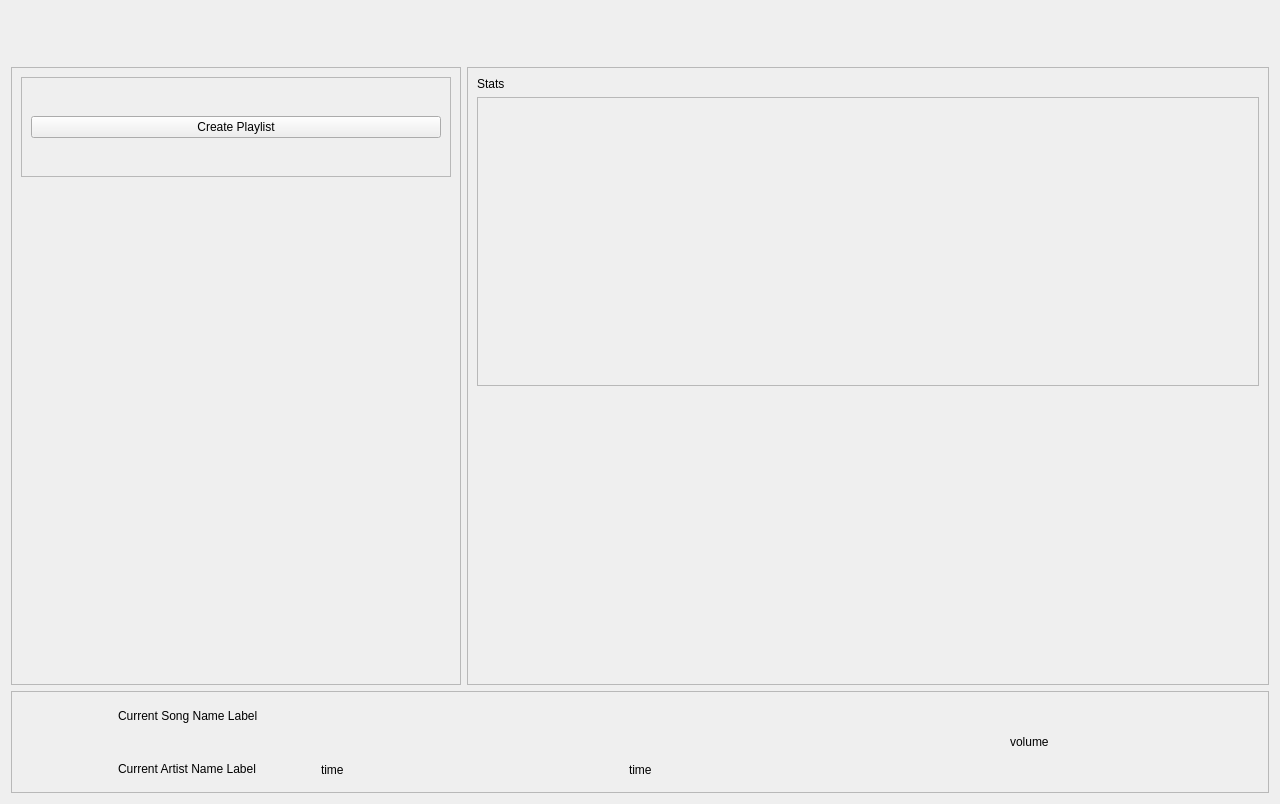
First picture: the form in SoundDrive/main.ui, repository Nmstr/SoundDrive, before the edit.
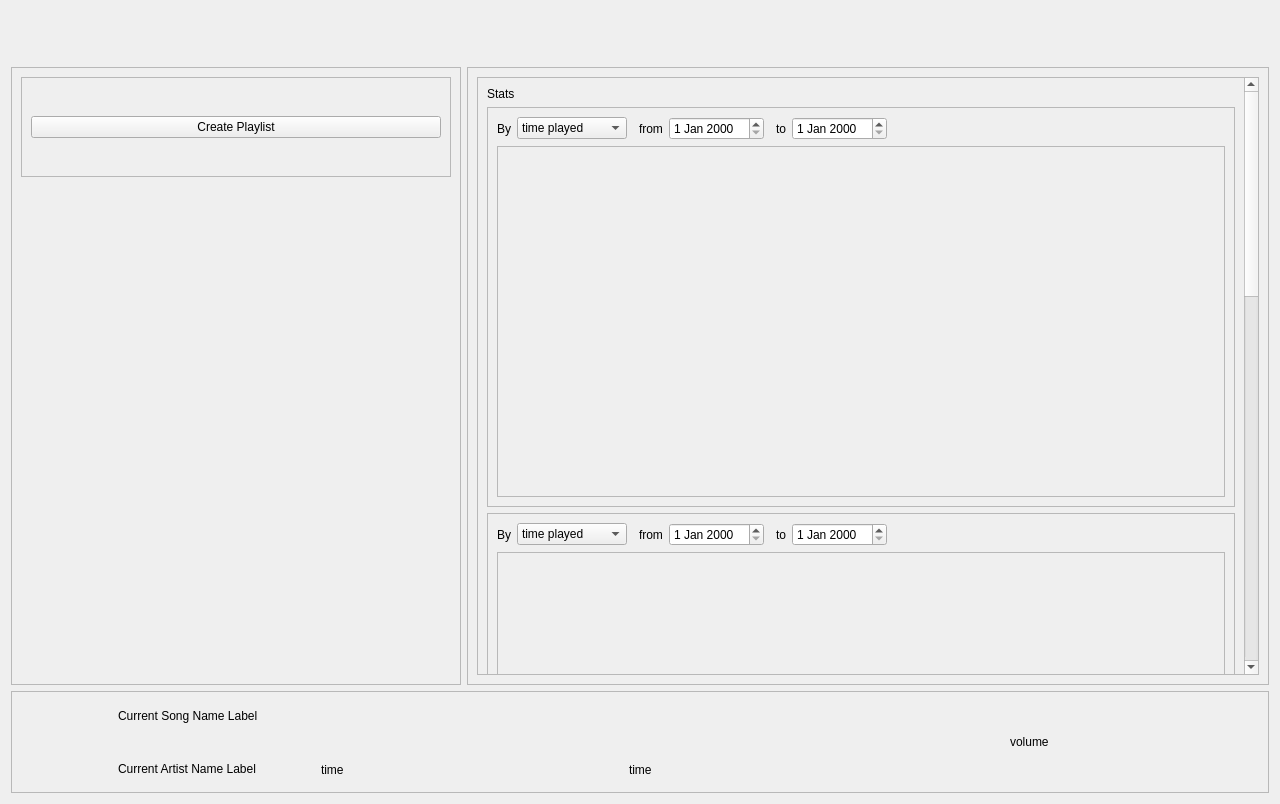
Second picture: the form after the edit.

Commit message: added draft for stats

What changed in the file:
```diff
--- a/SoundDrive/main.ui
+++ b/SoundDrive/main.ui
@@ -588,42 +588,454 @@
      <widget class="QWidget" name="stats_page">
       <layout class="QVBoxLayout" name="verticalLayout_2">
        <item>
-        <widget class="QLabel" name="label_2">
-         <property name="text">
-          <string>Stats</string>
+        <widget class="QScrollArea" name="stats_scroll">
+         <property name="widgetResizable">
+          <bool>true</bool>
          </property>
+         <widget class="QWidget" name="stats_scroll_content">
+          <property name="geometry">
+           <rect>
+            <x>0</x>
+            <y>-764</y>
+            <width>770</width>
+            <height>1666</height>
+           </rect>
+          </property>
+          <property name="sizePolicy">
+           <sizepolicy hsizetype="Expanding" vsizetype="Expanding">
+            <horstretch>0</horstretch>
+            <verstretch>0</verstretch>
+           </sizepolicy>
+          </property>
+          <layout class="QVBoxLayout" name="verticalLayout_17">
+           <item>
+            <widget class="QLabel" name="label_2">
+             <property name="text">
+              <string>Stats</string>
+             </property>
+            </widget>
+           </item>
+           <item>
+            <widget class="QFrame" name="played_songs">
+             <property name="sizePolicy">
+              <sizepolicy hsizetype="Preferred" vsizetype="Expanding">
+               <horstretch>0</horstretch>
+               <verstretch>0</verstretch>
+              </sizepolicy>
+             </property>
+             <property name="minimumSize">
+              <size>
+               <width>500</width>
+               <height>400</height>
+              </size>
+             </property>
+             <property name="frameShape">
+              <enum>QFrame::Shape::StyledPanel</enum>
+             </property>
+             <property name="frameShadow">
+              <enum>QFrame::Shadow::Raised</enum>
+             </property>
+             <layout class="QGridLayout" name="gridLayout_11">
+              <item row="0" column="0">
+               <widget class="QLabel" name="by_label_1">
+                <property name="text">
+                 <string>By</string>
+                </property>
+               </widget>
+              </item>
+              <item row="0" column="6">
+               <widget class="QLabel" name="to_label_1">
+                <property name="text">
+                 <string>to</string>
+                </property>
+               </widget>
+              </item>
+              <item row="0" column="7">
+               <widget class="QDateEdit" name="played_songs_end"/>
+              </item>
+              <item row="0" column="3">
+               <widget class="QLabel" name="from_label_1">
+                <property name="text">
+                 <string>from</string>
+                </property>
+               </widget>
+              </item>
+              <item row="0" column="4">
+               <widget class="QDateEdit" name="played_songs_start"/>
+              </item>
+              <item row="0" column="1">
+               <widget class="QComboBox" name="played_songs_combo">
+                <property name="minimumSize">
+                 <size>
+                  <width>110</width>
+                  <height>0</height>
+                 </size>
+                </property>
+                <item>
+                 <property name="text">
+                  <string>time played</string>
+                 </property>
+                </item>
+                <item>
+                 <property name="text">
+                  <string>times played</string>
+                 </property>
+                </item>
+               </widget>
+              </item>
+              <item row="0" column="8">
+               <spacer name="horizontalSpacer_4">
+                <property name="orientation">
+                 <enum>Qt::Orientation::Horizontal</enum>
+                </property>
+                <property name="sizeHint" stdset="0">
+                 <size>
+                  <width>334</width>
+                  <height>17</height>
+                 </size>
+                </property>
+               </spacer>
+              </item>
+              <item row="1" column="0" colspan="9">
+               <widget class="QFrame" name="played_songs_container">
+                <property name="sizePolicy">
+                 <sizepolicy hsizetype="Preferred" vsizetype="Preferred">
+                  <horstretch>0</horstretch>
+                  <verstretch>0</verstretch>
+                 </sizepolicy>
+                </property>
+                <property name="frameShape">
+                 <enum>QFrame::Shape::StyledPanel</enum>
+                </property>
+                <property name="frameShadow">
+                 <enum>QFrame::Shadow::Raised</enum>
+                </property>
+                <layout class="QVBoxLayout" name="verticalLayout_13"/>
+               </widget>
+              </item>
+             </layout>
+            </widget>
+           </item>
+           <item>
+            <widget class="QFrame" name="played_artists">
+             <property name="sizePolicy">
+              <sizepolicy hsizetype="Preferred" vsizetype="Expanding">
+               <horstretch>0</horstretch>
+               <verstretch>0</verstretch>
+              </sizepolicy>
+             </property>
+             <property name="minimumSize">
+              <size>
+               <width>500</width>
+               <height>400</height>
+              </size>
+             </property>
+             <property name="frameShape">
+              <enum>QFrame::Shape::StyledPanel</enum>
+             </property>
+             <property name="frameShadow">
+              <enum>QFrame::Shadow::Raised</enum>
+             </property>
+             <layout class="QGridLayout" name="gridLayout_12">
+              <item row="0" column="0">
+               <widget class="QLabel" name="by_label_2">
+                <property name="text">
+                 <string>By</string>
+                </property>
+               </widget>
+              </item>
+              <item row="0" column="6">
+               <widget class="QLabel" name="to_label_2">
+                <property name="text">
+                 <string>to</string>
+                </property>
+               </widget>
+              </item>
+              <item row="0" column="7">
+               <widget class="QDateEdit" name="played_artists_end_2"/>
+              </item>
+              <item row="0" column="3">
+               <widget class="QLabel" name="from_label_2">
+                <property name="text">
+                 <string>from</string>
+                </property>
+               </widget>
+              </item>
+              <item row="0" column="4">
+               <widget class="QDateEdit" name="played_artists_start"/>
+              </item>
+              <item row="0" column="1">
+               <widget class="QComboBox" name="played_artists_combo">
+                <property name="minimumSize">
+                 <size>
+                  <width>110</width>
+                  <height>0</height>
+                 </size>
+                </property>
+                <item>
+                 <property name="text">
+                  <string>time played</string>
+                 </property>
+                </item>
+                <item>
+                 <property name="text">
+                  <string>times played</string>
+                 </property>
+                </item>
+               </widget>
+              </item>
+              <item row="0" column="8">
+               <spacer name="horizontalSpacer_5">
+                <property name="orientation">
+                 <enum>Qt::Orientation::Horizontal</enum>
+                </property>
+                <property name="sizeHint" stdset="0">
+                 <size>
+                  <width>334</width>
+                  <height>17</height>
+                 </size>
+                </property>
+               </spacer>
+              </item>
+              <item row="1" column="0" colspan="9">
+               <widget class="QFrame" name="played_artists_container">
+                <property name="sizePolicy">
+                 <sizepolicy hsizetype="Preferred" vsizetype="Preferred">
+                  <horstretch>0</horstretch>
+                  <verstretch>0</verstretch>
+                 </sizepolicy>
+                </property>
+                <property name="frameShape">
+                 <enum>QFrame::Shape::StyledPanel</enum>
+                </property>
+                <property name="frameShadow">
+                 <enum>QFrame::Shadow::Raised</enum>
+                </property>
+                <layout class="QVBoxLayout" name="verticalLayout_14"/>
+               </widget>
+              </item>
+             </layout>
+            </widget>
+           </item>
+           <item>
+            <widget class="QFrame" name="occurrence">
+             <property name="sizePolicy">
+              <sizepolicy hsizetype="Preferred" vsizetype="Expanding">
+               <horstretch>0</horstretch>
+               <verstretch>0</verstretch>
+              </sizepolicy>
+             </property>
+             <property name="minimumSize">
+              <size>
+               <width>500</width>
+               <height>400</height>
+              </size>
+             </property>
+             <property name="frameShape">
+              <enum>QFrame::Shape::StyledPanel</enum>
+             </property>
+             <property name="frameShadow">
+              <enum>QFrame::Shadow::Raised</enum>
+             </property>
+             <layout class="QGridLayout" name="gridLayout_13">
+              <item row="0" column="0">
+               <widget class="QLabel" name="by_label_3">
+                <property name="text">
+                 <string>By</string>
+                </property>
+               </widget>
+              </item>
+              <item row="0" column="6">
+               <widget class="QLabel" name="to_label_3">
+                <property name="text">
+                 <string>to</string>
+                </property>
+               </widget>
+              </item>
+              <item row="0" column="7">
+               <widget class="QDateEdit" name="occurrence_end"/>
+              </item>
+              <item row="0" column="3">
+               <widget class="QLabel" name="from_label_3">
+                <property name="text">
+                 <string>from</string>
+                </property>
+               </widget>
+              </item>
+              <item row="0" column="4">
+               <widget class="QDateEdit" name="occurrence_start"/>
+              </item>
+              <item row="0" column="1">
+               <widget class="QComboBox" name="occurrence_combo">
+                <property name="minimumSize">
+                 <size>
+                  <width>110</width>
+                  <height>0</height>
+                 </size>
+                </property>
+                <item>
+                 <property name="text">
+                  <string>time played</string>
+                 </property>
+                </item>
+                <item>
+                 <property name="text">
+                  <string>times played</string>
+                 </property>
+                </item>
+               </widget>
+              </item>
+              <item row="0" column="8">
+               <spacer name="horizontalSpacer_6">
+                <property name="orientation">
+                 <enum>Qt::Orientation::Horizontal</enum>
+                </property>
+                <property name="sizeHint" stdset="0">
+                 <size>
+                  <width>334</width>
+                  <height>17</height>
+                 </size>
+                </property>
+               </spacer>
+              </item>
+              <item row="1" column="0" colspan="9">
+               <widget class="QFrame" name="occurrence_container">
+                <property name="sizePolicy">
+                 <sizepolicy hsizetype="Preferred" vsizetype="Preferred">
+                  <horstretch>0</horstretch>
+                  <verstretch>0</verstretch>
+                 </sizepolicy>
+                </property>
+                <property name="frameShape">
+                 <enum>QFrame::Shape::StyledPanel</enum>
+                </property>
+                <property name="frameShadow">
+                 <enum>QFrame::Shadow::Raised</enum>
+                </property>
+                <layout class="QVBoxLayout" name="verticalLayout_15"/>
+               </widget>
+              </item>
+             </layout>
+            </widget>
+           </item>
+           <item>
+            <widget class="QFrame" name="usage_times">
+             <property name="sizePolicy">
+              <sizepolicy hsizetype="Preferred" vsizetype="Expanding">
+               <horstretch>0</horstretch>
+               <verstretch>0</verstretch>
+              </sizepolicy>
+             </property>
+             <property name="minimumSize">
+              <size>
+               <width>500</width>
+               <height>400</height>
+              </size>
+             </property>
+             <property name="frameShape">
+              <enum>QFrame::Shape::StyledPanel</enum>
+             </property>
+             <property name="frameShadow">
+              <enum>QFrame::Shadow::Raised</enum>
+             </property>
+             <layout class="QGridLayout" name="gridLayout_14">
+              <item row="0" column="0">
+               <widget class="QLabel" name="by_label_4">
+                <property name="text">
+                 <string>By</string>
+                </property>
+               </widget>
+              </item>
+              <item row="0" column="6">
+               <widget class="QLabel" name="to_label_4">
+                <property name="text">
+                 <string>to</string>
+                </property>
+               </widget>
+              </item>
+              <item row="0" column="7">
+               <widget class="QDateEdit" name="usage_times_end"/>
+              </item>
+              <item row="0" column="3">
+               <widget class="QLabel" name="from_label_4">
+                <property name="text">
+                 <string>from</string>
+                </property>
+               </widget>
+              </item>
+              <item row="0" column="4">
+               <widget class="QDateEdit" name="usage_times_start"/>
+              </item>
+              <item row="0" column="1">
+               <widget class="QComboBox" name="usage_times_combo">
+                <property name="minimumSize">
+                 <size>
+                  <width>110</width>
+                  <height>0</height>
+                 </size>
+                </property>
+                <item>
+                 <property name="text">
+                  <string>time played</string>
+                 </property>
+                </item>
+                <item>
+                 <property name="text">
+                  <string>times played</string>
+                 </property>
+                </item>
+               </widget>
+              </item>
+              <item row="0" column="8">
+               <spacer name="horizontalSpacer_7">
+                <property name="orientation">
+                 <enum>Qt::Orientation::Horizontal</enum>
+                </property>
+                <property name="sizeHint" stdset="0">
+                 <size>
+                  <width>334</width>
+                  <height>17</height>
+                 </size>
+                </property>
+               </spacer>
+              </item>
+              <item row="1" column="0" colspan="9">
+               <widget class="QFrame" name="usage_times_container">
+                <property name="sizePolicy">
+                 <sizepolicy hsizetype="Preferred" vsizetype="Preferred">
+                  <horstretch>0</horstretch>
+                  <verstretch>0</verstretch>
+                 </sizepolicy>
+                </property>
+                <property name="frameShape">
+                 <enum>QFrame::Shape::StyledPanel</enum>
+                </property>
+                <property name="frameShadow">
+                 <enum>QFrame::Shadow::Raised</enum>
+                </property>
+                <layout class="QVBoxLayout" name="verticalLayout_16"/>
+               </widget>
+              </item>
+             </layout>
+            </widget>
+           </item>
+           <item>
+            <spacer name="verticalSpacer_8">
+             <property name="orientation">
+              <enum>Qt::Orientation::Vertical</enum>
+             </property>
+             <property name="sizeHint" stdset="0">
+              <size>
+               <width>20</width>
+               <height>40</height>
+              </size>
+             </property>
+            </spacer>
+           </item>
+          </layout>
+         </widget>
         </widget>
        </item>
-       <item>
-        <widget class="QFrame" name="test_stat">
-         <property name="sizePolicy">
-          <sizepolicy hsizetype="Preferred" vsizetype="Expanding">
-           <horstretch>0</horstretch>
-           <verstretch>0</verstretch>
-          </sizepolicy>
-         </property>
-         <property name="frameShape">
-          <enum>QFrame::Shape::StyledPanel</enum>
-         </property>
-         <property name="frameShadow">
-          <enum>QFrame::Shadow::Raised</enum>
-         </property>
-         <layout class="QVBoxLayout" name="verticalLayout_13"/>
-        </widget>
-       </item>
-       <item>
-        <spacer name="verticalSpacer_8">
-         <property name="orientation">
-          <enum>Qt::Orientation::Vertical</enum>
-         </property>
-         <property name="sizeHint" stdset="0">
-          <size>
-           <width>20</width>
-           <height>284</height>
-          </size>
-         </property>
-        </spacer>
-       </item>
       </layout>
      </widget>
      <widget class="QWidget" name="search_page">
```
Left out of the diff: 14 changed lines with no effect on the pictures. The commit also changes 1 other file.
